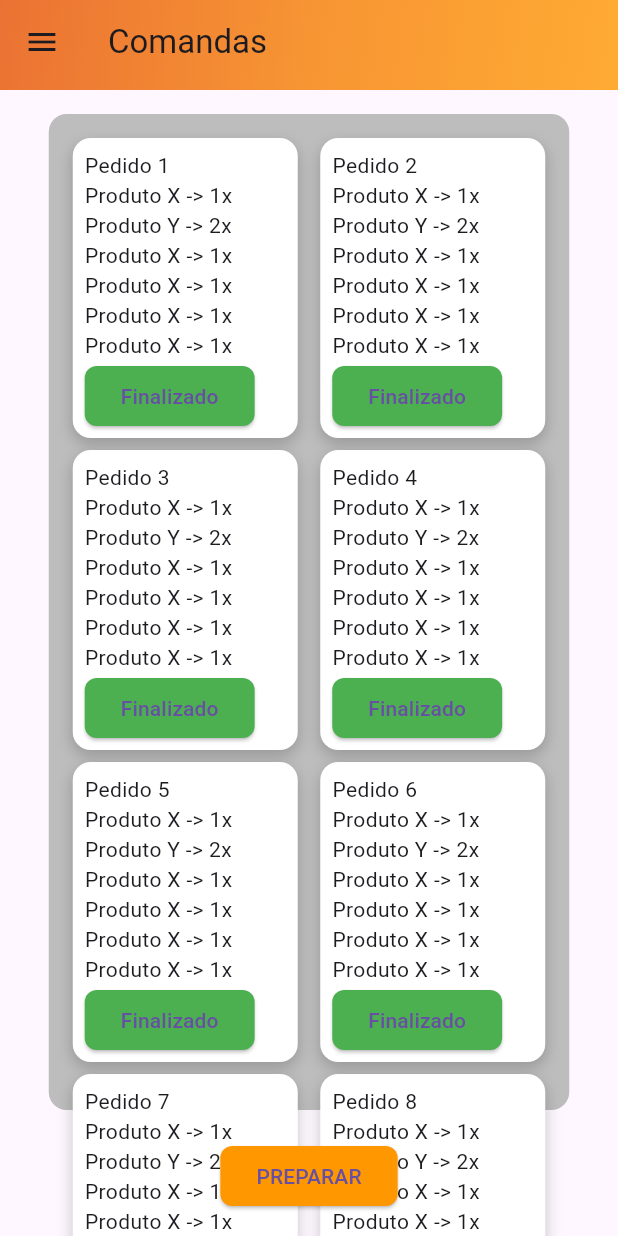
After one commit to AldoJunio23/Praticas4, a Flutter app: the Cozinha_Page screen opened directly, on a phone screen of 412 x 824 dp. The commit adds this screen. Run offline on Flutter 3.47's test engine with Material 3 defaults, Android fonts, the phone set to English and light mode, and no system bars; our stand-ins replace cloud_firestore, firebase_auth, firebase_core; accounts and stored records are empty.

Commit message:
Apenas tela

```diff
--- a/cantinho_do_espeto_application/lib/pages/cadastro_page.dart
+++ b/cantinho_do_espeto_application/lib/pages/cadastro_page.dart
@@ -52,6 +52,8 @@ class TelaCadastroState extends State<TelaCadastro> {
   @override
   Widget build(BuildContext context) {
     return Scaffold(
+
+
       body: Container(
         padding: const EdgeInsets.all(70),
         width: double.infinity,
--- /dev/null
+++ b/cantinho_do_espeto_application/lib/pages/cozinha_page.dart
@@ -0,0 +1,122 @@
+import 'package:flutter/material.dart';
+
+void main() {
+  runApp(MyApp());
+}
+
+class MyApp extends StatelessWidget {
+  @override
+  Widget build(BuildContext context) {
+    return MaterialApp(
+      home: Cozinha_Page(),
+    );
+  }
+}
+
+class Cozinha_Page extends StatelessWidget {
+  @override
+  Widget build(BuildContext context) {
+    return Scaffold(
+      appBar: PreferredSize(
+        preferredSize: const Size.fromHeight(60.0), // Define a altura da AppBar
+        child: AppBar(
+          flexibleSpace: Container(
+            decoration: BoxDecoration(
+              gradient: LinearGradient(
+                begin: Alignment.topLeft,
+                end: Alignment.bottomRight,
+                colors: [
+                  Colors.orange[900]!.withOpacity(0.8),
+                  Colors.orange[700]!.withOpacity(0.8),
+                  Colors.orange[500]!.withOpacity(0.8),
+                ],
+                stops:const [0.0, 0.5, 1.0], // Pontos de parada para transição suave
+              ),
+            ),
+          ),
+          title: const Text('Comandas'),
+          leading: const Icon(Icons.menu), // Ícone de menu à esquerda
+        ),
+      ),
+      body: Padding(
+        padding: const EdgeInsets.all(16.0), // Padding para o layout geral
+        child: Column(
+          children: [
+            Expanded(
+              child: Container(
+                decoration: BoxDecoration(
+                  color: Colors.grey[400],
+                  borderRadius: BorderRadius.circular(12.0), // Bordas arredondadas
+                ),
+                padding: const EdgeInsets.all(16.0),
+                child: Wrap(
+                  spacing: 15.0, // Espaçamento horizontal entre os containers
+                  runSpacing: 8.0, // Espaçamento vertical entre as linhas
+                  children: [
+                    for (int i = 0; i < 9; i++) // Exemplo de 9 "Pedidos"
+                    Container(
+                      width: 150,
+                      height: 200,
+                      decoration: BoxDecoration(
+                        color: Colors.white,
+                        borderRadius: BorderRadius.circular(12.0), // Bordas arredondadas
+                        boxShadow: [
+                          BoxShadow(
+                            color: Colors.black.withOpacity(0.2),
+                            blurRadius: 8,
+                            offset: Offset(0, 4),
+                          ),
+                        ],
+                      ),
+                      padding: const EdgeInsets.all(8.0),
+                      child: Column(
+                        crossAxisAlignment: CrossAxisAlignment.start,
+                        children: [
+                          Text("Pedido ${i + 1}"), // Apenas layout, os produtos serão passados conforme os pedidos
+                          Text("Produto X -> 1x"),
+                          Text("Produto Y -> 2x"),
+                          Text("Produto X -> 1x"),
+                          Text("Produto X -> 1x"),
+                          Text("Produto X -> 1x"),
+                          Text("Produto X -> 1x"),
+
+                          Spacer(), // Empurra o botão para a parte inferior
+                          ElevatedButton(
+                            onPressed: () {},
+                            style: ElevatedButton.styleFrom(
+                              backgroundColor: Colors.green,
+                              shape: RoundedRectangleBorder(
+                                borderRadius: BorderRadius.circular(8.0),
+                              ),
+                            ),
+                            child: const Text("Finalizado"),
+                          ),
+                        ],
+                      ),
+                    ),
+                  ],
+                ),
+              ),
+            ),
+            const SizedBox(height: 20),
+            Row(
+              mainAxisAlignment: MainAxisAlignment.spaceEvenly,
+              children: [
+                ElevatedButton(
+                  onPressed: () {},
+                  style: ElevatedButton.styleFrom(
+                    backgroundColor: Colors.orange,
+                    shape: RoundedRectangleBorder(
+                      borderRadius: BorderRadius.circular(8.0),
+                    ),
+                  ),
+                  child: const Text('PREPARAR'),
+                ),
+              ],
+            ),
+          ],
+        ),
+      ),
+    );
+  }
+}
```
